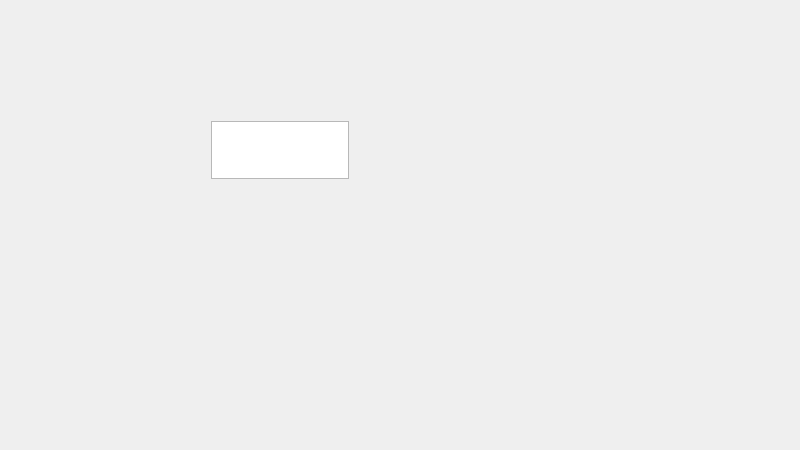
Old version of the form mainview.ui in the repository Krupnikas/christmasDefence.
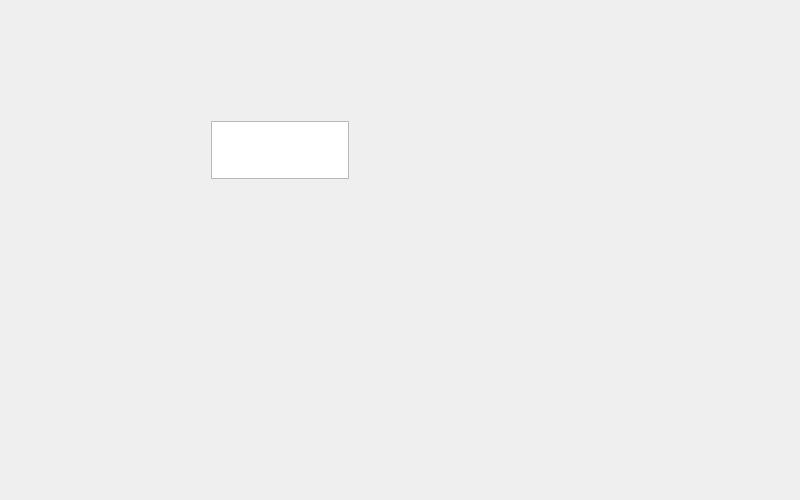
New version of the form.

Diff of the .ui file:
```diff
--- a/mainview.ui
+++ b/mainview.ui
@@ -7,7 +7,7 @@
     <x>0</x>
     <y>0</y>
     <width>800</width>
-    <height>450</height>
+    <height>500</height>
    </rect>
   </property>
   <property name="windowTitle">
```
